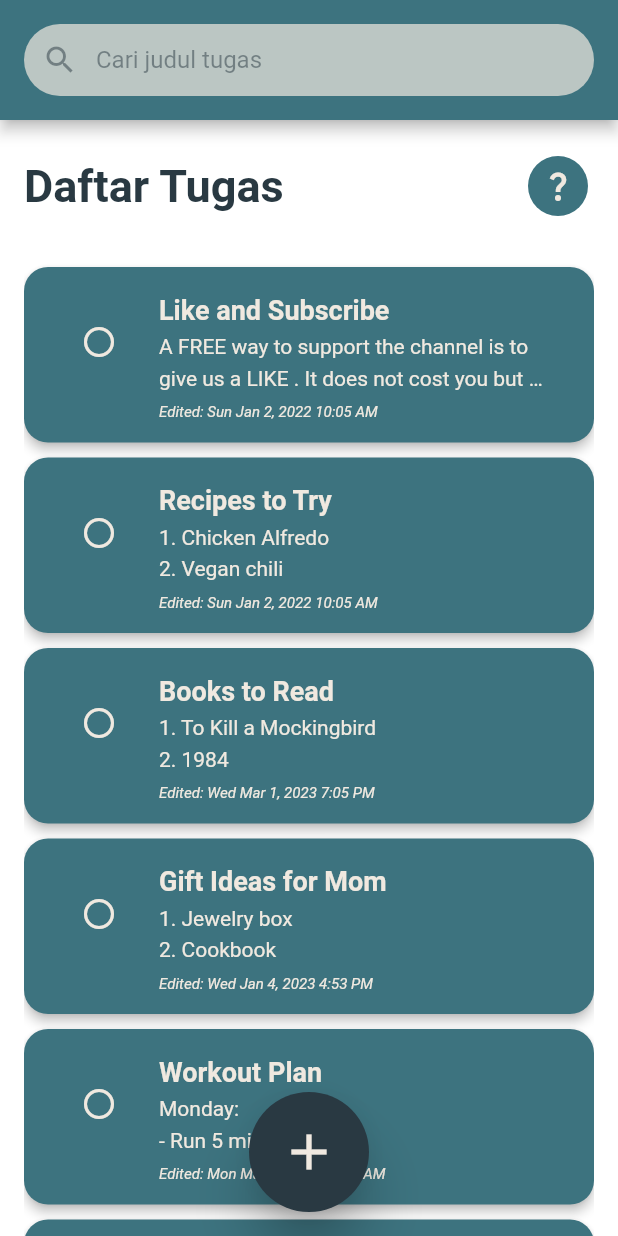
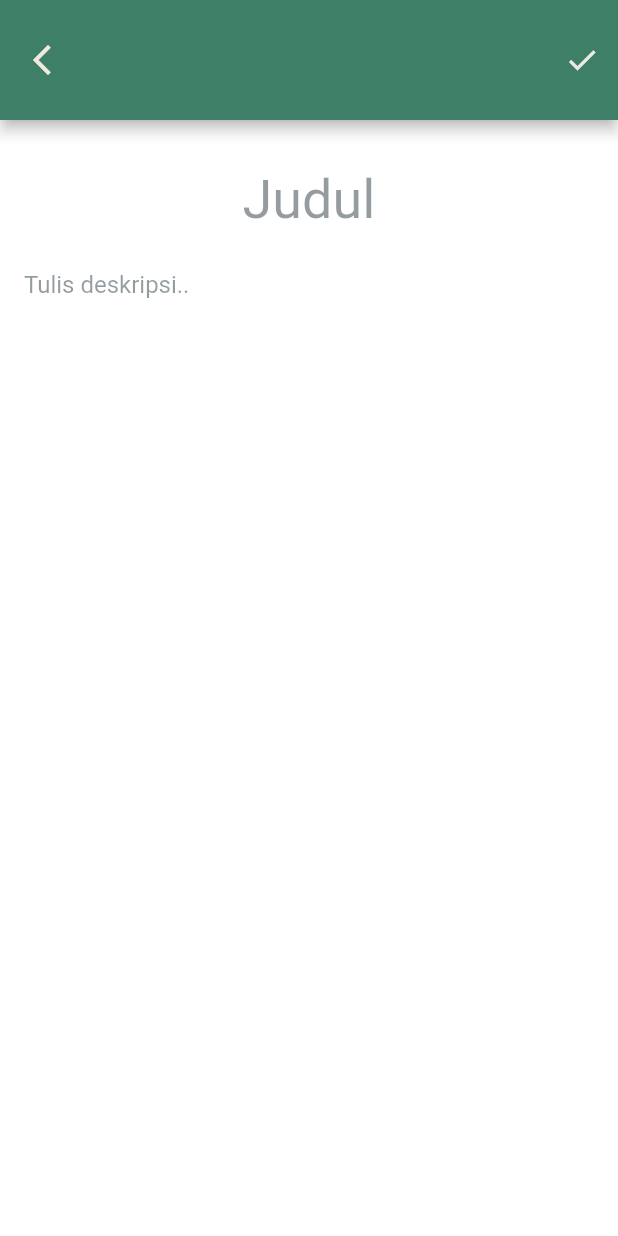
Before and after one commit to daivalf/notes-app, a Flutter app: the screen it shows after launch, after a tap on the "add" icon, on a phone screen of 412 x 824 dp. Run offline on Flutter 3.47's test engine with Material 2 defaults, Android fonts, the light colour scheme and no system bars.

Commit message:
updated with search and many things

```diff
--- a/note_app-starter/lib/models/note.dart
+++ b/note_app-starter/lib/models/note.dart
@@ -3,76 +3,72 @@ class Note {
   String title;
   String content;
   DateTime modifiedTime;
+  bool isCompleted;
 
   Note({
     required this.id,
     required this.title,
     required this.content,
     required this.modifiedTime,
+    this.isCompleted = false,
   });
 }
 
 
 List<Note> sampleNotes = [
-  Note(
-    id: 0,
-    title: 'Like and Subscribe',
-    content:
-        'A FREE way to support the channel is to give us a LIKE . It does not cost you but means a lot to us.\nIf you are new here please Subscribe',
-    modifiedTime: DateTime(2022,1,1,34,5),
-  ),
-  Note(
-    id: 1,
-    title: 'Recipes to Try',
-    content:
-        '1. Chicken Alfredo\n2. Vegan chili\n3. Spaghetti carbonara\n4. Chocolate lava cake',
-    modifiedTime: DateTime(2022,1,1,34,5),
-  ),
-  Note(
-    id: 2,
-    title: 'Books to Read',
-    content:
-        '1. To Kill a Mockingbird\n2. 1984\n3. The Great Gatsby\n4. The Catcher in the Rye',
-    modifiedTime: DateTime(2023,3,1,19,5),
-  ),
-  Note(
-    id: 3,
-    title: 'Gift Ideas for Mom',
-    content: '1. Jewelry box\n2. Cookbook\n3. Scarf\n4. Spa day gift card',
-   modifiedTime: DateTime(2023,1,4,16,53),
-  ),
-  Note(
-    id: 4,
-    title: 'Workout Plan',
-    content:
-        'Monday:\n- Run 5 miles\n- Yoga class\nTuesday:\n- HIIT circuit training\n- Swimming laps\nWednesday:\n- Rest day\nThursday:\n- Weightlifting\n- Spin class\nFriday:\n- Run 3 miles\n- Pilates class\nSaturday:\n- Hiking\n- Rock climbing',
-    modifiedTime: DateTime(2023,5,1,11,6),
-  ),
-  Note(
-    id: 5,
-    title: 'Bucket List',
-    content:
-        '1. Travel to Japan\n2. Learn to play the guitar\n3. Write a novel\n4. Run a marathon\n5. Start a business',
-   modifiedTime: DateTime(2023,1,6,13,9),
-  ),
-    Note(
-    id: 6,
-    title: 'Little pigs',
-    content: "Once upon a time there were three little pigs who set out to seek their fortune.",
-   modifiedTime: DateTime(2023,3,7,11,12),
-  ),
-  Note(
-    id: 7,
-    title: 'Meeting Notes',
-    content:
-        'Attendees: John, Mary, David\nAgenda:\n- Budget review\n- Project updates\n- Upcoming events',
-    modifiedTime: DateTime(2023,2,1,15,14),
-  ),
-  Note(
-    id: 8,
-    title: 'Ideas for Vacation',
-    content:
-        '1. Visit Grand Canyon\n2. Go on a hot air balloon ride\n3. Try local cuisine\n4. Attend a concert',
-    modifiedTime: DateTime(2023,2,1,12,34),
-  ),
+  // Note(
+  //   id: 1,
+  //   title: 'Recipes to Try',
+  //   content:
+  //       '1. Chicken Alfredo\n2. Vegan chili\n3. Spaghetti carbonara\n4. Chocolate lava cake',
+  //   modifiedTime: DateTime(2022,1,1,34,5),
+  //   isCompleted: false,
+  // ),
+  // Note(
+  //   id: 2,
+  //   title: 'Books to Read',
+  //   content:
+  //       '1. To Kill a Mockingbird\n2. 1984\n3. The Great Gatsby\n4. The Catcher in the Rye',
+  //   modifiedTime: DateTime(2023,3,1,19,5),
+  //   isCompleted: false,
+  // ),
+  // Note(
+  //   id: 3,
+  //   title: 'Gift Ideas',
+  //   content: '1. Jewelry box\n2. Cookbook\n3. Scarf\n4. Spa day gift card',
+  //   modifiedTime: DateTime(2023,1,4,16,53),
+  //   isCompleted: false,
+  // ),
+  // Note(
+  //   id: 4,
+  //   title: 'Workout Plan',
+  //   content:
+  //       'Monday:\n- Run 5 miles\n- Yoga class\nTuesday:\n- HIIT circuit training\n- Swimming laps\nWednesday:\n- Rest day\nThursday:\n- Weightlifting\n- Spin class\nFriday:\n- Run 3 miles\n- Pilates class\nSaturday:\n- Hiking\n- Rock climbing',
+  //   modifiedTime: DateTime(2023,5,1,11,6),
+  //   isCompleted: false,
+  // ),
+  // Note(
+  //   id: 5,
+  //   title: 'Bucket List',
+  //   content:
+  //       '1. Travel to Japan\n2. Learn to play the guitar\n3. Write a novel\n4. Run a marathon\n5. Start a business',
+  //   modifiedTime: DateTime(2023,1,6,13,9),
+  //   isCompleted: false,
+  // ),
+  // Note(
+  //   id: 7,
+  //   title: 'Meeting Notes',
+  //   content:
+  //       'Attendees: John, Mary, David\nAgenda:\n- Budget review\n- Project updates\n- Upcoming events',
+  //   modifiedTime: DateTime(2023,2,1,15,14),
+  //   isCompleted: false,
+  // ),
+  // Note(
+  //   id: 8,
+  //   title: 'Ideas for Vacation',
+  //   content:
+  //       '1. Visit Grand Canyon\n2. Go on a hot air balloon ride\n3. Try local cuisine\n4. Attend a concert',
+  //   modifiedTime: DateTime(2023,2,1,12,34),
+  //   isCompleted: false,
+  // ),
 ];
--- a/note_app-starter/lib/screens/edit.dart
+++ b/note_app-starter/lib/screens/edit.dart
@@ -0,0 +1,88 @@
+import 'package:flutter/material.dart';
+
+import '../models/note.dart';
+
+class EditScreen extends StatefulWidget {
+  final Note? note;
+  const EditScreen({super.key, this.note});
+
+  @override
+  State<EditScreen> createState() => _EditScreenState();
+}
+
+class _EditScreenState extends State<EditScreen> {
+
+TextEditingController _titleController = TextEditingController();
+TextEditingController _contentController = TextEditingController();
+
+@override
+  void initState() {
+    // TODO: implement initState
+if(widget.note != null) {
+  _titleController = TextEditingController(text: widget.note!.title);
+  _contentController = TextEditingController(text: widget.note!.content);
+}
+    super.initState();
+  }
+
+  @override
+  Widget build(BuildContext context) {
+    return Scaffold(
+      backgroundColor: Color(0xFFFFFFFF),
+      appBar: AppBar(
+        toolbarHeight: 80,
+        backgroundColor: Color(0xFF3D7F67),
+        leading: new IconButton(
+          onPressed: () => Navigator.pop(context),
+          icon: new Icon(Icons.arrow_back_ios_new, color: Color(0xFFF0E9E0),)
+          ),
+        actions: [
+          IconButton(onPressed: () {
+            Navigator.pop(context, [
+              _titleController.text,
+              _contentController.text,
+            ]);
+          },
+          icon: Icon(Icons.check, color: Color(0xFFF0E9E0),)
+          ),
+        ],
+      ),
+      body: Padding(
+        padding: const EdgeInsets.fromLTRB(16, 20, 16, 0),
+        child: Column(
+          children: [
+            Row(
+              children: [
+
+              ],
+            ),
+            Expanded(child: ListView(
+              children: [
+                TextField(
+                  controller: _titleController,
+                  style: TextStyle(color: Color(0xFF293942), fontSize: 36),
+                  textAlign: TextAlign.center,
+                  decoration: InputDecoration(
+                    border: InputBorder.none,
+                    hintText: 'Judul',
+                    hintStyle: TextStyle(color: Color(0xFF293942).withOpacity(0.5), fontSize: 36),
+                  ),
+                ),
+                TextField(
+                  controller: _contentController,
+                  style: TextStyle(color: Color(0xFF293942)),
+                  maxLines: null,
+                  decoration: InputDecoration(
+                    border: InputBorder.none,
+                    hintText: 'Tulis deskripsi..',
+                    hintStyle: TextStyle(color: Color(0xFF293942).withOpacity(0.5), fontSize: 16),
+                  ),
+                )
+              ],
+            ))
+          ],
+        ),
+      ),
+    );
+  }
+}
--- a/note_app-starter/lib/screens/home.dart
+++ b/note_app-starter/lib/screens/home.dart
@@ -1,6 +1,8 @@
 import 'package:flutter/material.dart';
 import 'package:intl/intl.dart';
+import 'package:intl/date_symbol_data_local.dart';
 import 'package:note_app/models/note.dart';
+import 'package:note_app/screens/edit.dart';
 
 class HomeScreen extends StatefulWidget {
   const HomeScreen({super.key});
@@ -16,8 +18,14 @@ List<Note> filteredNotes = [];
 @override
 void initState() {
   super.initState();
+  initializeDateFormatting('id_ID', null);
   filteredNotes = sampleNotes;
 }
+
+// void toggleTaskCompletion(Note task, List<Note> filteredNotes) {
+//   task.isCompleted = !task.isCompleted;
+//   filteredNotes.sort((a, b) => a.isCompleted ? 1 : -1);
+// }
 
 void onSearchTextChanged(String searchText) {
 setState(() {
@@ -34,8 +42,9 @@ setState(() {
       backgroundColor: Color(0xFFFFFFFF),
       appBar: AppBar(
         toolbarHeight: 80,
-        backgroundColor: Color(0xFF3D737F),
+        backgroundColor: Color(0xFF3D7F67),
         title: TextField(
+          autofocus: false,
           onChanged: onSearchTextChanged,
           style: TextStyle(fontSize: 16, color: Color(0xFF293942)),
           decoration: InputDecoration(
@@ -60,7 +69,7 @@ setState(() {
         ),
       ),
       body: Padding(
-        padding: const EdgeInsets.fromLTRB(16, 20, 16, 0),
+        padding: const EdgeInsets.fromLTRB(12, 20, 12, 0),
         child: Column(
           children: [
             Row(
@@ -73,13 +82,20 @@ setState(() {
                   icon: Container(
                   width: 40,
                   height: 40,
-                  decoration: BoxDecoration(color: Color(0xFF3D737F),
+                  decoration: BoxDecoration(color: Color(0xFF3D7F67),
                   borderRadius: BorderRadius.circular(30)),
                   child: Icon(Icons.question_mark, color: Color(0xFFF0E9E0),)))
               ],
             ),
             SizedBox(height: 10,),
-            Expanded(child: ListView.builder(
+            Expanded(child: filteredNotes.isEmpty
+            ? Center(
+              child: Text('Mulai menulis catatan \n dengan tombol + di bawah',
+              style: TextStyle(fontSize: 24, fontWeight: FontWeight.bold, color: Color(0xFf293942),),
+              textAlign: TextAlign.center,
+              ),
+            )
+            : ListView.builder(
               padding: EdgeInsets.only(top:20),
               itemCount: filteredNotes.length,
               itemBuilder: (context, index) {
@@ -87,14 +103,60 @@ setState(() {
                   margin: EdgeInsets.only(bottom: 10),
                   elevation: 3,
                   shape: RoundedRectangleBorder(borderRadius: BorderRadius.circular(16)),
-                  color: Color(0xFF3D737F),
+                  color: filteredNotes[index].isCompleted
+                  ? Color(0xFF3D7F67).withOpacity(0.6)
+                  : Color(0xFF3D7F67),
                   child: Padding(
                     padding: const EdgeInsets.all(10.0),
                     child: ListTile(
-                      leading: IconButton(onPressed: () {},
-                      icon: Icon(
-                        Icons.circle_outlined, color: Color(0xFFF0E9E0),
-                      ),
+                      onTap: () async {
+                        final result = await Navigator.push(
+                          context,
+                          MaterialPageRoute(
+                          builder: (BuildContext context) =>
+                            EditScreen(note: filteredNotes[index]),
+                          ),
+                        );
+                        if (result != null) {
+                          setState(() {
+                            int originalIndex =  sampleNotes.indexOf(filteredNotes[index]);
+                            sampleNotes[originalIndex]=Note(
+                                id: sampleNotes[originalIndex].id,
+                                title: result[0],
+                                content: result[1],
+                                modifiedTime: DateTime.now(),);
+                            filteredNotes[index] = Note(
+                                id: filteredNotes[index].id,
+                                title: result[0],
+                                content: result[1],
+                                modifiedTime: DateTime.now(),);
+                          });
+                        }
+                      },
+                      leading: IconButton(onPressed: () {
+                        setState(() {
+                          // Toggle completion state of selected task
+                          filteredNotes[index].isCompleted = !filteredNotes[index].isCompleted;
+                            // move to the bottom
+                            List<Note> completedTasks = [];
+                            List<Note> incompleteTasks = [];
+
+                            for (int i = 0; i < filteredNotes.length; i++) {
+                              if (filteredNotes[i].isCompleted) {
+                              completedTasks.add(filteredNotes[i]);
+                              } else {
+                              incompleteTasks.add(filteredNotes[i]);
+                              }
+                            }
+
+                          filteredNotes.clear();
+                          filteredNotes.addAll(incompleteTasks);
+                          filteredNotes.addAll(completedTasks);
+                        });
+                      },
+                      icon: filteredNotes[index].isCompleted
+                      ? Icon(Icons.check_circle, color: Color(0xFFF0E9E0),)
+                      : Icon(Icons.circle_outlined, color: Color(0xFFF0E9E0),),
                       ),
                       title: RichText(
                         maxLines: 3,
@@ -102,6 +164,9 @@ setState(() {
                         text: TextSpan(
                         text: '${filteredNotes[index].title} \n',
                         style: TextStyle(
+                          decoration: filteredNotes[index].isCompleted
+                          ? TextDecoration.lineThrough
+                          : TextDecoration.none,
                           fontSize: 18,
                           fontWeight: FontWeight.bold,
                           color: Color(0xFFF0E9E0),
@@ -121,7 +186,7 @@ setState(() {
                       subtitle: Padding(
                         padding: const EdgeInsets.only(top:8.0),
                         child: Text(
-                          'Edited: ${DateFormat('EEE MMM d, yyyy h:mm a').format(filteredNotes[index].modifiedTime)}',
+                          'Diubah pada: ${DateFormat('EEEE, d MMMM yyyy, h:mm a', 'id_ID').format(filteredNotes[index].modifiedTime)}',
                           style: TextStyle(
                             fontSize: 10,
                             fontStyle: FontStyle.italic,
@@ -140,11 +205,30 @@ setState(() {
       floatingActionButton: Container(
         height: 80,
         width: 80,
-        child: FloatingActionButton(onPressed: (){
+        child: FloatingActionButton(onPressed: ()async {
+        final result = await Navigator.push(
+          context,
+          MaterialPageRoute(
+            builder: (BuildContext context) => const EditScreen(),
+          ),
+          );
+
+          if (result != null) {
+            setState(() {
+              sampleNotes.insert(
+              0,
+              Note(
+                id: sampleNotes.length,
+                title: result[0],
+                content: result[1],
+                modifiedTime: DateTime.now(),));
+                filteredNotes = sampleNotes;
+            });
+          }
 
         },
-        elevation: 15,
-        backgroundColor: Color(0xFF293942),
+        elevation: 20,
+        backgroundColor: Color(0xFF3D4C7F),
         child: Icon(
           Icons.add,
           size: 40,
@@ -152,7 +236,6 @@ setState(() {
           ),
         ),
       ),
-      floatingActionButtonLocation: FloatingActionButtonLocation.centerFloat,
     );
   }
 }
```
